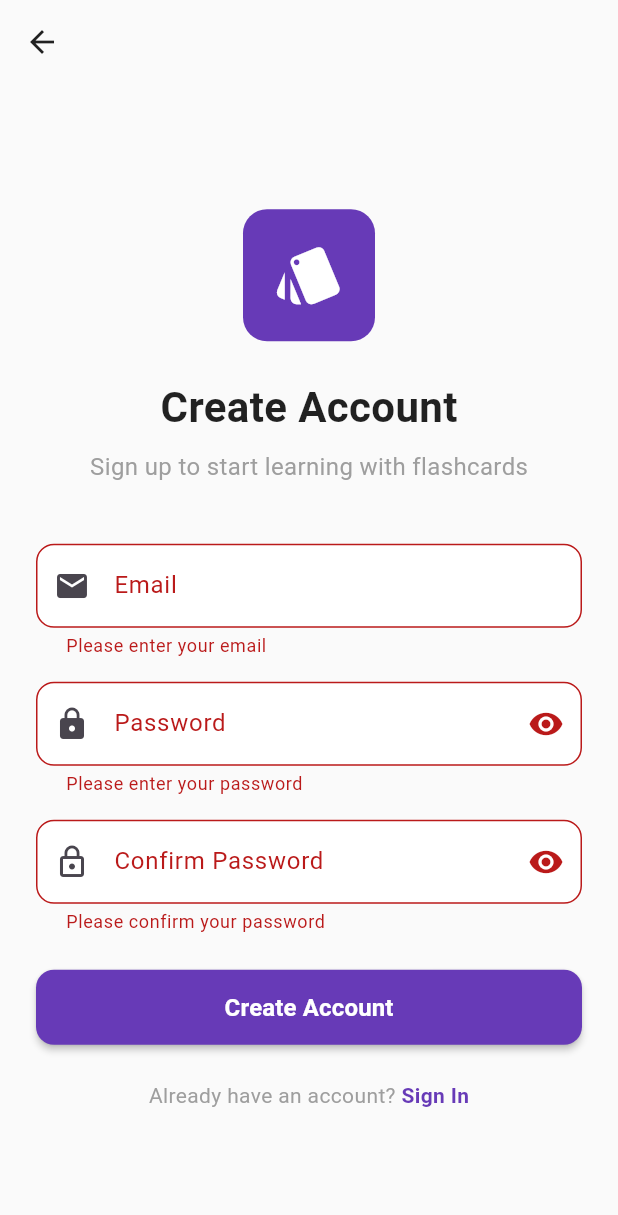
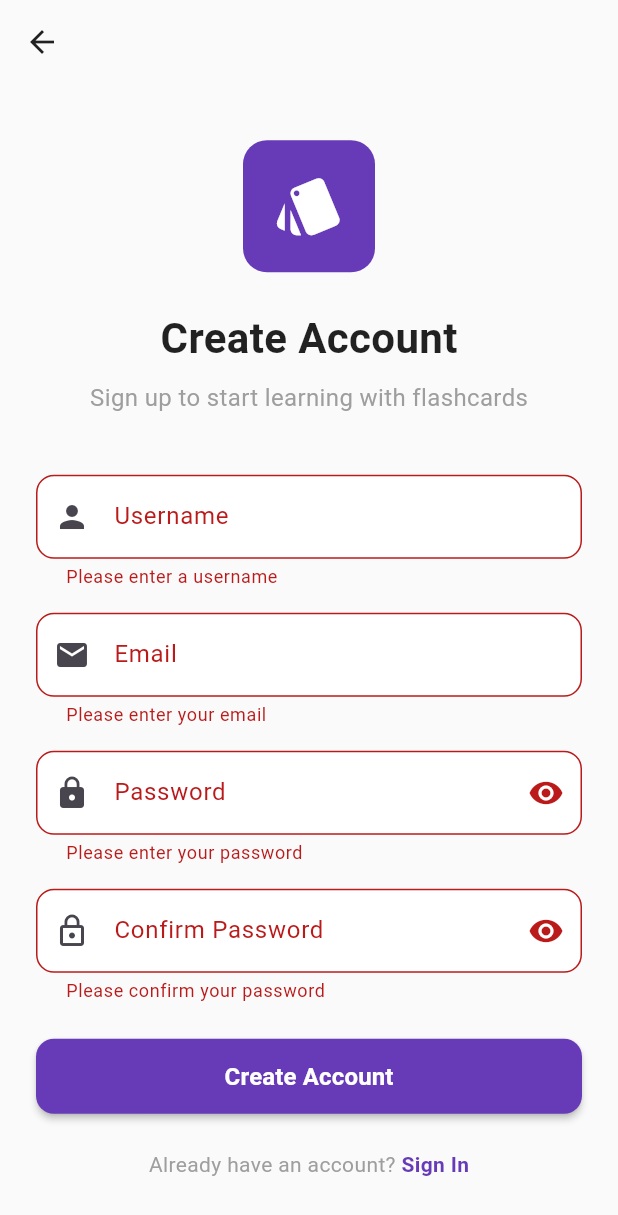
Before and after one commit to DenisLobur/FlashcardsFlutter, a Flutter app: the RegisterScreen screen opened directly, after a tap on "Create Account", on a phone screen of 412 x 824 dp. Shown: the top 1215 px of the screen. Run offline on Flutter 3.47's test engine with Material 3 defaults, Android fonts, the light colour scheme and no system bars; our stand-ins replace shared_preferences; accounts and stored records are empty.

Commit message:
Add proper register endpoint

```diff
--- a/lib/models/user.dart
+++ b/lib/models/user.dart
@@ -1,10 +1,12 @@
 class User {
   final String id;
+  final String username;
   final String email;
   final String token;
 
   User({
     required this.id,
+    required this.username,
     required this.email,
     required this.token,
   });
@@ -12,6 +14,7 @@ class User {
   factory User.fromJson(Map<String, dynamic> json) {
     return User(
       id: json['id'] ?? '',
+      username: json['username'] ?? '',
       email: json['email'] ?? '',
       token: json['token'] ?? '',
     );
@@ -20,6 +23,7 @@ class User {
   Map<String, dynamic> toJson() {
     return {
       'id': id,
+      'username': username,
       'email': email,
       'token': token,
     };
--- a/lib/providers/auth_provider.dart
+++ b/lib/providers/auth_provider.dart
@@ -52,13 +52,13 @@ class AuthProvider with ChangeNotifier {
     return false;
   }
 
-  Future<bool> register(String email, String password) async {
+  Future<bool> register(String username, String email, String password) async {
     _isLoading = true;
     _errorMessage = null;
     notifyListeners();
 
     try {
-      final user = await _authService.register(email, password);
+      final user = await _authService.register(username, email, password);
       if (user != null) {
         _user = user;
         _isLoading = false;
--- a/lib/screens/register_screen.dart
+++ b/lib/screens/register_screen.dart
@@ -12,6 +12,7 @@ class RegisterScreen extends StatefulWidget {
 
 class _RegisterScreenState extends State<RegisterScreen> {
   final _formKey = GlobalKey<FormState>();
+  final _usernameController = TextEditingController();
   final _emailController = TextEditingController();
   final _passwordController = TextEditingController();
   final _confirmPasswordController = TextEditingController();
@@ -20,6 +21,7 @@ class _RegisterScreenState extends State<RegisterScreen> {
 
   @override
   void dispose() {
+    _usernameController.dispose();
     _emailController.dispose();
     _passwordController.dispose();
     _confirmPasswordController.dispose();
@@ -30,6 +32,7 @@ class _RegisterScreenState extends State<RegisterScreen> {
     if (_formKey.currentState!.validate()) {
       final authProvider = Provider.of<AuthProvider>(context, listen: false);
       final success = await authProvider.register(
+        _usernameController.text.trim(),
         _emailController.text.trim(),
         _passwordController.text,
       );
@@ -102,6 +105,31 @@ class _RegisterScreenState extends State<RegisterScreen> {
                   key: _formKey,
                   child: Column(
                     children: [
+                      TextFormField(
+                        controller: _usernameController,
+                        decoration: InputDecoration(
+                          labelText: 'Username',
+                          prefixIcon: const Icon(Icons.person),
+                          border: OutlineInputBorder(
+                            borderRadius: BorderRadius.circular(12),
+                          ),
+                          filled: true,
+                          fillColor: Colors.white,
+                        ),
+                        validator: (value) {
+                          if (value == null || value.isEmpty) {
+                            return 'Please enter a username';
+                          }
+                          if (value.length < 3) {
+                            return 'Username must be at least 3 characters';
+                          }
+                          if (!RegExp(r'^[a-zA-Z0-9_]+$').hasMatch(value)) {
+                            return 'Username can only contain letters, numbers, and underscores';
+                          }
+                          return null;
+                        },
+                      ),
+                      const SizedBox(height: 16),
                       TextFormField(
                         controller: _emailController,
                         keyboardType: TextInputType.emailAddress,
--- a/lib/services/api_service.dart
+++ b/lib/services/api_service.dart
@@ -5,7 +5,7 @@ import '../models/flashcard.dart';
 import 'auth_service.dart';
 
 class ApiService {
-  static const String baseUrl = 'http://your-api-url.com/api'; // Replace with your actual API URL
+  static const String baseUrl = 'http://10.0.2.2:8080/api/v1'; // Replace with your actual API URL
   final AuthService _authService = AuthService();
 
   Future<Map<String, String>> _getHeaders() async {
--- a/lib/services/auth_service.dart
+++ b/lib/services/auth_service.dart
@@ -4,14 +4,15 @@ import 'package:shared_preferences/shared_preferences.dart';
 import '../models/user.dart';
 
 class AuthService {
-  static const String baseUrl = 'http://your-api-url.com/api'; // Replace with your actual API URL
+  static const String baseUrl = 'http://10.0.2.2:8080/api/v1';
 
-  Future<User?> register(String email, String password) async {
+  Future<User?> register(String username, String email, String password) async {
     try {
       final response = await http.post(
-        Uri.parse('$baseUrl/auth/register'),
+        Uri.parse('$baseUrl/register'),
         headers: {'Content-Type': 'application/json'},
         body: jsonEncode({
+          'username': username,
           'email': email,
           'password': password,
         }),
@@ -33,7 +34,7 @@ class AuthService {
   Future<User?> login(String email, String password) async {
     try {
       final response = await http.post(
-        Uri.parse('$baseUrl/auth/login'),
+        Uri.parse('$baseUrl/login'),
         headers: {'Content-Type': 'application/json'},
         body: jsonEncode({
           'email': email,
```
Also changed, not shown: 1 other file.
